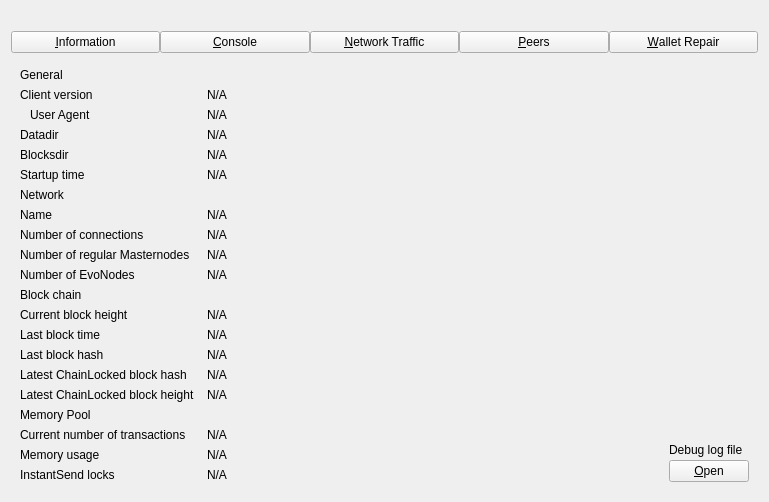
First picture: the form in src/qt/forms/debugwindow.ui, repository ButterflyCoinOK/Butterfly, before the edit.
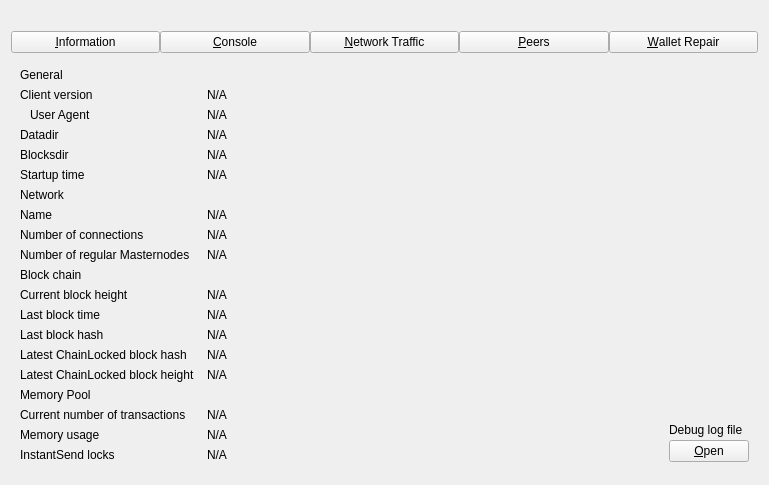
Second picture: the form after the edit. Custom widgets are drawn as their Qt base class.

```diff
--- a/src/qt/forms/debugwindow.ui
+++ b/src/qt/forms/debugwindow.ui
@@ -316,26 +316,6 @@
          </property>
         </widget>
        </item>
-       <item row="10" column="0">
-        <widget class="QLabel" name="evoCountLabel">
-         <property name="text">
-          <string>Number of EvoNodes</string>
-         </property>
-        </widget>
-       </item>
-       <item row="10" column="1">
-        <widget class="QLabel" name="evoCount">
-         <property name="cursor">
-          <cursorShape>IBeamCursor</cursorShape>
-         </property>
-         <property name="text">
-          <string>N/A</string>
-         </property>
-         <property name="textInteractionFlags">
-          <set>Qt::LinksAccessibleByMouse|Qt::TextSelectableByKeyboard|Qt::TextSelectableByMouse</set>
-         </property>
-        </widget>
-       </item>
        <item row="11" column="0">
         <widget class="QLabel" name="label_10">
          <property name="text">
```
